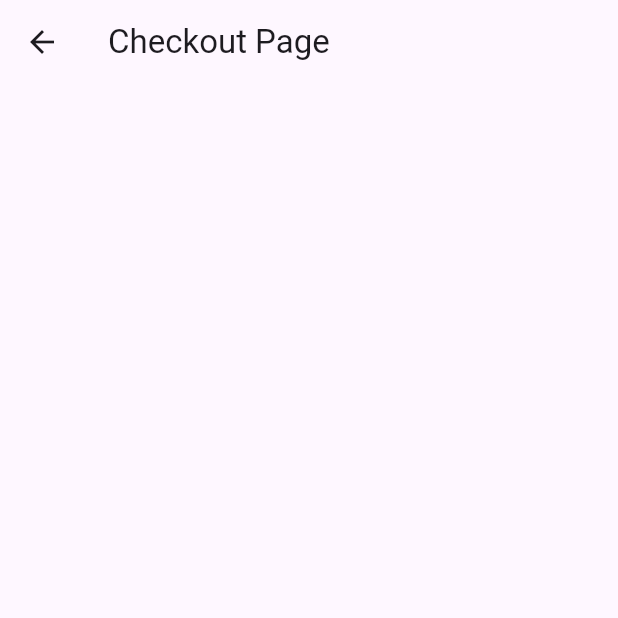
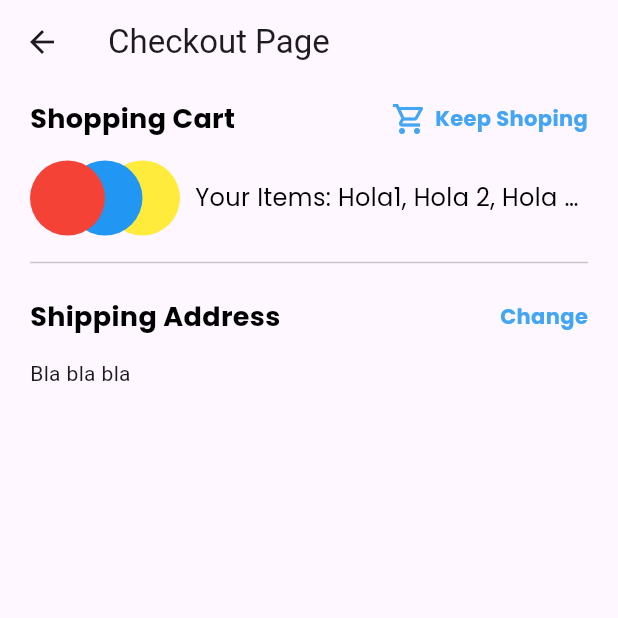
Before and after one commit to rcahya007/fic-vape-store, a Flutter app: the CheckoutPage screen opened directly, on a phone screen of 412 x 824 dp, the top half of it. Run offline on Flutter 3.47's test engine with Material 2 defaults, Android fonts, the light colour scheme and no system bars; our stand-ins replace bloc, dartz, flutter_bloc, google_fonts, shared_preferences; accounts and stored records are empty; statements that could not run were skipped.

Commit message:
before upgrade

```diff
--- a/lib/presentation/auth/widgets/action_button.dart
+++ b/lib/presentation/auth/widgets/action_button.dart
@@ -1,6 +1,6 @@
-// ignore_for_file: public_member_api_docs, sort_constructors_first
 import 'package:flutter/material.dart';
 
+// ignore: must_be_immutable
 class ActionButton extends StatelessWidget {
   VoidCallback callback;
   Color color;
--- a/lib/presentation/auth/widgets/auth_text_field.dart
+++ b/lib/presentation/auth/widgets/auth_text_field.dart
@@ -1,4 +1,5 @@
-// ignore_for_file: public_member_api_docs, sort_constructors_first
+// ignore_for_file: must_be_immutable
+
 import 'package:flutter/material.dart';
 
 import 'package:vape_store/common/global_data.dart';
--- a/lib/presentation/checkout/checkout_page.dart
+++ b/lib/presentation/checkout/checkout_page.dart
@@ -1,4 +1,5 @@
 import 'package:flutter/material.dart';
+import 'package:vape_store/common/global_data.dart';
 
 class CheckoutPage extends StatefulWidget {
   const CheckoutPage({super.key});
@@ -14,6 +15,143 @@ class _CheckoutPageState extends State<CheckoutPage> {
       appBar: AppBar(
         title: const Text('Checkout Page'),
       ),
+      body: SafeArea(
+          child: SingleChildScrollView(
+        child: Padding(
+          padding: const EdgeInsets.only(
+            left: 20,
+            right: 20,
+            top: 10,
+            bottom: 20,
+          ),
+          child: Column(
+            crossAxisAlignment: CrossAxisAlignment.start,
+            children: [
+              Row(
+                mainAxisAlignment: MainAxisAlignment.spaceBetween,
+                children: [
+                  Text(
+                    'Shopping Cart',
+                    style: poppinsBlack.copyWith(
+                      fontSize: 18,
+                      fontWeight: FontWeight.w700,
+                    ),
+                  ),
+                  Row(
+                    crossAxisAlignment: CrossAxisAlignment.center,
+                    children: [
+                      Icon(
+                        Icons.shopping_cart_outlined,
+                        color: Colors.blue[400],
+                      ),
+                      const SizedBox(
+                        width: 5,
+                      ),
+                      Text(
+                        'Keep Shoping',
+                        style: poppinsBlack.copyWith(
+                          fontWeight: FontWeight.w700,
+                          color: Colors.blue[400],
+                        ),
+                      ),
+                    ],
+                  ),
+                ],
+              ),
+              const SizedBox(
+                height: 15,
+              ),
+              Row(
+                children: [
+                  SizedBox(
+                    width: 100,
+                    child: Stack(
+                      children: [
+                        Positioned(
+                          right: 0,
+                          child: Container(
+                            decoration: BoxDecoration(
+                                borderRadius: BorderRadius.circular(100),
+                                color: Colors.yellow),
+                            height: 50,
+                            width: 50,
+                          ),
+                        ),
+                        Positioned(
+                          right: 25,
+                          child: Container(
+                            decoration: BoxDecoration(
+                                borderRadius: BorderRadius.circular(100),
+                                color: Colors.blue),
+                            height: 50,
+                            width: 50,
+                          ),
+                        ),
+                        Positioned(
+                          child: Container(
+                            decoration: BoxDecoration(
+                                borderRadius: BorderRadius.circular(100),
+                                color: Colors.red),
+                            height: 50,
+                            width: 50,
+                          ),
+                        ),
+                      ],
+                    ),
+                  ),
+                  const SizedBox(
+                    width: 10,
+                  ),
+                  Expanded(
+                    child: Text(
+                      'Your Items: Hola1, Hola 2, Hola 3, Hola 2, Hola 3, Hola 2, Hola 3',
+                      style: poppinsBlack.copyWith(
+                        fontSize: 16,
+                      ),
+                      overflow: TextOverflow.ellipsis,
+                    ),
+                  ),
+                ],
+              ),
+              const SizedBox(
+                height: 10,
+              ),
+              const Divider(),
+              const SizedBox(
+                height: 15,
+              ),
+              Row(
+                mainAxisAlignment: MainAxisAlignment.spaceBetween,
+                children: [
+                  Text(
+                    'Shipping Address',
+                    style: poppinsBlack.copyWith(
+                      fontSize: 18,
+                      fontWeight: FontWeight.w700,
+                    ),
+                  ),
+                  Row(
+                    crossAxisAlignment: CrossAxisAlignment.center,
+                    children: [
+                      Text(
+                        'Change',
+                        style: poppinsBlack.copyWith(
+                          fontWeight: FontWeight.w700,
+                          color: Colors.blue[400],
+                        ),
+                      ),
+                    ],
+                  ),
+                ],
+              ),
+              const SizedBox(
+                height: 15,
+              ),
+              const Text('Bla bla bla ')
+            ],
+          ),
+        ),
+      )),
     );
   }
 }
```
